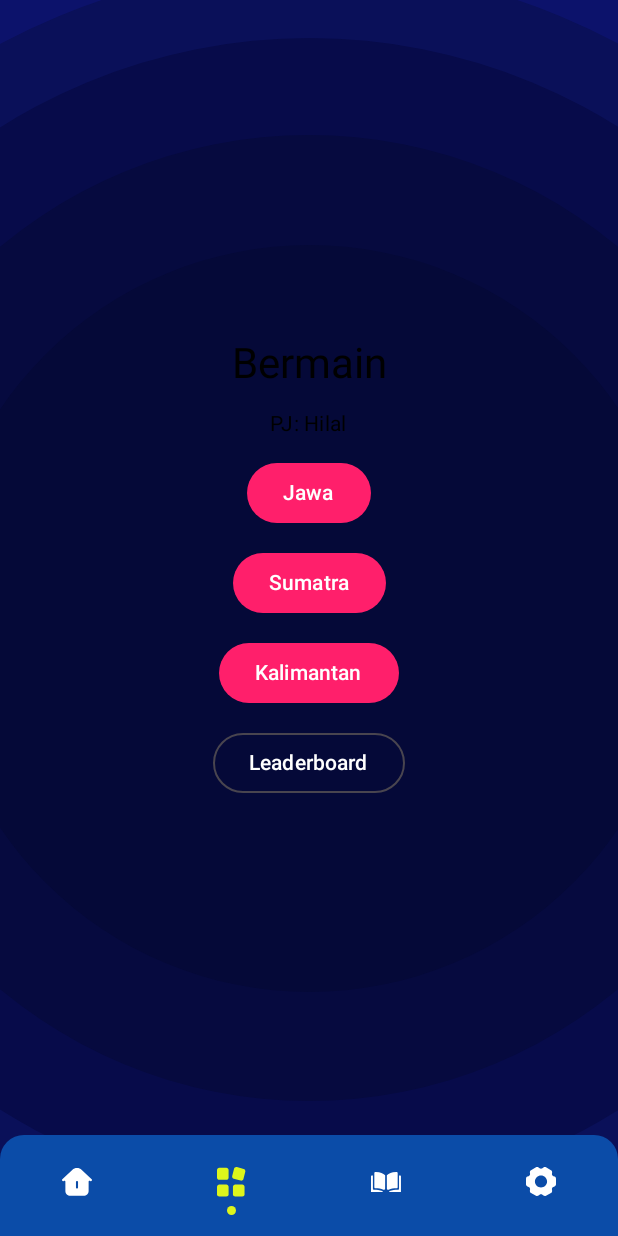
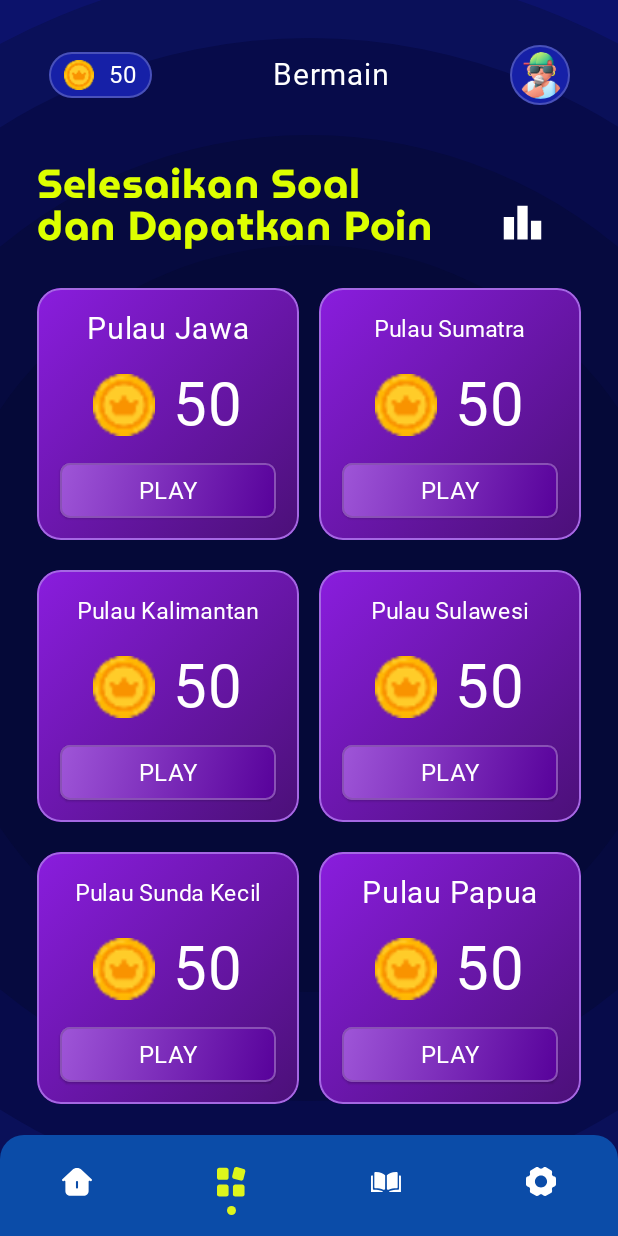
Before and after one commit to Zaidanalvi/LENTERA, an Android app built with Jetpack Compose: the PlayScreen screen opened through its navigation route, on a phone screen of 412 x 824 dp. Run offline under Robolectric (Android 15) with nearby library versions, the phone set to English and light mode, and no system bars; our stand-ins replace Firebase (no records; nobody signed in at launch, a user with empty details on screens opened directly); Roboto replaces fonts that are not available here.

Commit message:
Feat: Penambahan PlayScreen dengan seluruh list pulau

```diff
--- a/app/src/main/java/com/kelompok8/lentera/core/ui/LenteraComponents.kt
+++ b/app/src/main/java/com/kelompok8/lentera/core/ui/LenteraComponents.kt
@@ -9,6 +9,7 @@ import androidx.compose.foundation.layout.Arrangement
 import androidx.compose.foundation.layout.Box
 import androidx.compose.foundation.layout.BoxScope
 import androidx.compose.foundation.layout.Column
+import androidx.compose.foundation.layout.PaddingValues
 import androidx.compose.foundation.layout.Row
 import androidx.compose.foundation.layout.Spacer
 import androidx.compose.foundation.layout.fillMaxSize
@@ -47,7 +48,7 @@ import com.kelompok8.lentera.ui.theme.FieldBlue
 import com.kelompok8.lentera.ui.theme.FieldBorder
 import com.kelompok8.lentera.ui.theme.LenteraLime
 import com.kelompok8.lentera.ui.theme.LenteraPink
-import com.kelompok8.lentera.ui.theme.MuseoModerno
+import com.kelompok8.lentera.ui.theme.museoModerno
 import com.kelompok8.lentera.ui.theme.TextLight
 import com.kelompok8.lentera.ui.theme.mPlus1p
 
@@ -119,7 +120,7 @@ fun LenteraLogo(modifier: Modifier = Modifier) {
             text = "LENTERA",
             color = LenteraLime,
             fontSize = 60.sp,
-            fontFamily = MuseoModerno,
+            fontFamily = museoModerno,
             fontWeight = FontWeight.Bold,
             letterSpacing = 1.sp
         )
@@ -303,23 +304,31 @@ fun IslandCard(
             ElevatedButton(
                 onClick = onIslandClick,
                 shape = RoundedCornerShape(7.dp),
-                colors = ButtonDefaults.buttonColors(Color(0xFF60149B)),
+                contentPadding = PaddingValues(0.dp),
+                colors = ButtonDefaults.buttonColors(Color.Transparent),
                 border = BorderStroke(1.dp, Color(0xFF8951b5)),
                 modifier = Modifier
                     .width(150.58.dp)
                     .height(36.46.dp)
             ) {
-                Text("PLAY",
-                    fontFamily = mPlus1p,
-                    fontSize = 16.sp,
-                    color = Color(0xFFFFFFFF),
-                )
+                Box(
+                    modifier = Modifier
+                        .fillMaxSize()
+                        .background(Brush.linearGradient(listOf(Color(0xFF9f56d8), Color(0xFF57019A)))),
+                    contentAlignment = Alignment.Center
+                ) {
+                    Text("PLAY",
+                        fontFamily = mPlus1p,
+                        fontSize = 16.sp,
+                        color = Color(0xFFFFFFFF),
+                    )
+                }
             }
         }
     }
 }
 
-@Preview(showBackground = true, showSystemUi = true)
+@Preview
 @Composable
 fun IslandCardPreview() {
     IslandCard(
--- a/app/src/main/java/com/kelompok8/lentera/home/HomeScreen.kt
+++ b/app/src/main/java/com/kelompok8/lentera/home/HomeScreen.kt
@@ -64,7 +64,8 @@ fun HomeScreen(onIslandClick: (String) -> Unit) {
                     fontSize = 20.sp,
                     color = Color(0xFFFFFFFF),
                     modifier = Modifier
-                        .align(Alignment.Start))
+                        .align(Alignment.Start)
+                )
             }
             Spacer(Modifier.height(20.dp))
             Row(
@@ -99,9 +100,6 @@ fun HomeScreen(onIslandClick: (String) -> Unit) {
                 )
             }
         }
-//        Island.entries.forEach { island ->
-//            Button(onClick = { onIslandClick(island.name) }) { Text(island.displayName) }
-//        }
     }
 }
 
--- a/app/src/main/java/com/kelompok8/lentera/map/PlayScreen.kt
+++ b/app/src/main/java/com/kelompok8/lentera/map/PlayScreen.kt
@@ -1,19 +1,124 @@
 package com.kelompok8.lentera.map
 
+import androidx.compose.foundation.layout.Arrangement
+import androidx.compose.foundation.layout.Box
+import androidx.compose.foundation.layout.Column
+import androidx.compose.foundation.layout.Row
+import androidx.compose.foundation.layout.Spacer
+import androidx.compose.foundation.layout.fillMaxSize
+import androidx.compose.foundation.layout.fillMaxWidth
+import androidx.compose.foundation.layout.height
+import androidx.compose.foundation.layout.offset
+import androidx.compose.foundation.layout.size
 import androidx.compose.material3.Button
-import androidx.compose.material3.OutlinedButton
+import androidx.compose.material3.ButtonDefaults
+import androidx.compose.material3.Icon
 import androidx.compose.material3.Text
 import androidx.compose.runtime.Composable
+import androidx.compose.ui.Alignment
+import androidx.compose.ui.Modifier
+import androidx.compose.ui.graphics.Color
+import androidx.compose.ui.res.painterResource
+import androidx.compose.ui.unit.dp
+import androidx.compose.ui.unit.sp
+import com.kelompok8.lentera.R
 import com.kelompok8.lentera.core.model.Island
-import com.kelompok8.lentera.core.ui.PlaceholderScreen
+import com.kelompok8.lentera.core.ui.Header
+import com.kelompok8.lentera.core.ui.IslandCard
+import com.kelompok8.lentera.ui.theme.museoModerno
 
 // PJ: Hilal — halaman Main (pilih pulau untuk bermain)
 @Composable
 fun PlayScreen(onIslandClick: (String) -> Unit, onLeaderboardClick: () -> Unit) {
-    PlaceholderScreen(title = "Bermain", owner = "Hilal") {
-        Island.entries.forEach { island ->
-            Button(onClick = { onIslandClick(island.name) }) { Text(island.displayName) }
+    Box(
+        modifier = Modifier.fillMaxSize()
+    ) {
+        Box(
+            contentAlignment = Alignment.Center,
+            modifier = Modifier
+                .fillMaxWidth()
+                .offset(y = 30.dp)
+        ) {
+            Header("Bermain", 50, R.drawable.avatar1png)
         }
-        OutlinedButton(onClick = onLeaderboardClick) { Text("Leaderboard") }
+        Column(
+            modifier = Modifier
+                .align(Alignment.Center)
+                .fillMaxWidth(0.88f)
+                .offset(y = 40.dp),
+            horizontalAlignment = Alignment.CenterHorizontally
+        ) {
+            Row(
+                verticalAlignment = Alignment.Bottom,
+                horizontalArrangement = Arrangement.SpaceBetween,
+                modifier = Modifier.fillMaxWidth()
+            ) {
+                Text("Selesaikan Soal\n" + "dan Dapatkan Poin",
+                    fontFamily = museoModerno,
+                    fontSize = 27.sp,
+                    lineHeight = 28.sp,
+                    color = Color(0xFFDDFF00),
+                )
+                Button(
+                    onClick = onLeaderboardClick,
+                    colors = ButtonDefaults.buttonColors(Color.Transparent)
+                ) {
+                    Icon(
+                        painter = painterResource(R.drawable.baseline_leaderboard_24),
+                        contentDescription = "Leaderboard",
+                        tint = Color(0xFFFFFFFF),
+                        modifier = Modifier.size(30.dp)
+                    )
+                }
+            }
+            Spacer(Modifier.height(20.dp))
+            Row(
+                horizontalArrangement = Arrangement.SpaceBetween,
+                modifier = Modifier.fillMaxWidth()
+            ) {
+                IslandCard(
+                    islandName = Island.JAWA.displayName,
+                    coin = Island.JAWA.coin,
+                    onIslandClick = { onIslandClick(Island.JAWA.name) }
+                )
+                IslandCard(
+                    islandName = Island.SUMATRA.displayName,
+                    coin = Island.SUMATRA.coin,
+                    onIslandClick = { onIslandClick(Island.SUMATRA.name) }
+                )
+            }
+            Spacer(Modifier.height(20.dp))
+            Row(
+                horizontalArrangement = Arrangement.SpaceBetween,
+                modifier = Modifier.fillMaxWidth()
+            ) {
+                IslandCard(
+                    islandName = Island.KALIMANTAN.displayName,
+                    coin = Island.KALIMANTAN.coin,
+                    onIslandClick = { onIslandClick(Island.KALIMANTAN.name) }
+                )
+                IslandCard(
+                    islandName = "Sulawesi",
+                    coin = 50,
+                    onIslandClick = {}
+                )
+            }
+            Spacer(Modifier.height(20.dp))
+            Row(
+                horizontalArrangement = Arrangement.SpaceBetween,
+                modifier = Modifier.fillMaxWidth()
+            ) {
+                IslandCard(
+                    islandName = "Sunda Kecil",
+                    coin = 50,
+                    onIslandClick = {}
+                )
+                IslandCard(
+                    islandName = "Papua",
+                    coin = 50,
+                    onIslandClick = {}
+                )
+            }
+        }
     }
 }
--- a/app/src/main/java/com/kelompok8/lentera/score/ScoreScreen.kt
+++ b/app/src/main/java/com/kelompok8/lentera/score/ScoreScreen.kt
@@ -37,7 +37,7 @@ import com.kelompok8.lentera.core.ui.AvatarImage
 import com.kelompok8.lentera.core.ui.Header
 import com.kelompok8.lentera.core.ui.LenteraBackground
 import com.kelompok8.lentera.ui.theme.LENTERATheme
-import com.kelompok8.lentera.ui.theme.MuseoModerno
+import com.kelompok8.lentera.ui.theme.museoModerno
 import com.kelompok8.lentera.ui.theme.TextLight
 import com.kelompok8.lentera.ui.theme.mPlus1p
 
--- a/app/src/main/java/com/kelompok8/lentera/ui/theme/Type.kt
+++ b/app/src/main/java/com/kelompok8/lentera/ui/theme/Type.kt
@@ -35,7 +35,7 @@ val Typography = Typography(
     */
 )
 
-val MuseoModerno = FontFamily(
+val museoModerno = FontFamily(
     Font(R.font.museomodernobold, FontWeight.Bold)
 )
 
--- /dev/null
+++ b/app/src/main/res/drawable/baseline_leaderboard_24.xml
@@ -0,0 +1,20 @@
+<!--
+  ~ Copyright (C) 2026 The Android Open Source Project
+  ~
+  ~ Licensed under the Apache License, Version 2.0 (the "License");
+  ~ you may not use this file except in compliance with the License.
+  ~ You may obtain a copy of the License at
+  ~
+  ~      http://www.apache.org/licenses/LICENSE-2.0
+  ~
+  ~ Unless required by applicable law or agreed to in writing, software
+  ~ distributed under the License is distributed on an "AS IS" BASIS,
+  ~ WITHOUT WARRANTIES OR CONDITIONS OF ANY KIND, either express or implied.
+  ~ See the License for the specific language governing permissions and
+  ~ limitations under the License.
+  -->
+<vector xmlns:android="http://schemas.android.com/apk/res/android" android:height="24dp" android:tint="#000000" android:viewportHeight="24" android:viewportWidth="24" android:width="24dp">
+
+    <path android:fillColor="@android:color/white" android:pathData="M7.5,21H2V9h5.5V21zM14.75,3h-5.5v18h5.5V3zM22,11h-5.5v10H22V11z"/>
+
+</vector>
```
